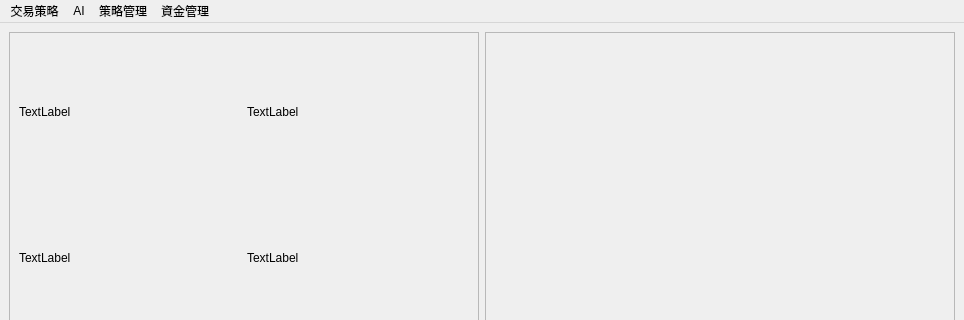
Old version of the form New_UI_for_edit.ui in the repository allen93075/Winner; both pictures show x 0 to 964 and y 0 to 320 of the 964 by 806 pixel window.
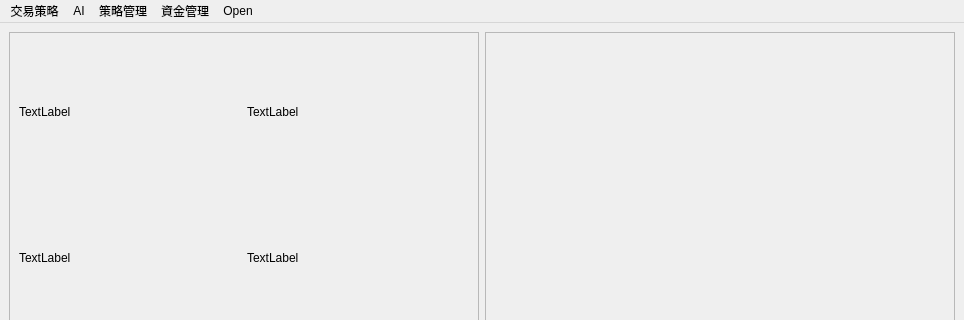
New version of the form.

Commit message: 新增menu botton開啟Multicharts

```diff
--- a/New_UI_for_edit.ui
+++ b/New_UI_for_edit.ui
@@ -221,10 +221,17 @@
      <string>資金管理</string>
     </property>
    </widget>
+   <widget class="QMenu" name="menuOpen">
+    <property name="title">
+     <string>Open</string>
+    </property>
+    <addaction name="actionMulticharts"/>
+   </widget>
    <addaction name="menu_2"/>
    <addaction name="menu_3"/>
    <addaction name="menu"/>
    <addaction name="menu_4"/>
+   <addaction name="menuOpen"/>
   </widget>
   <widget class="QStatusBar" name="statusbar"/>
   <action name="actionTurlte_2">
```
Left out of the diff: 7 changed lines with no effect on the pictures. The commit also changes 2 other files.
